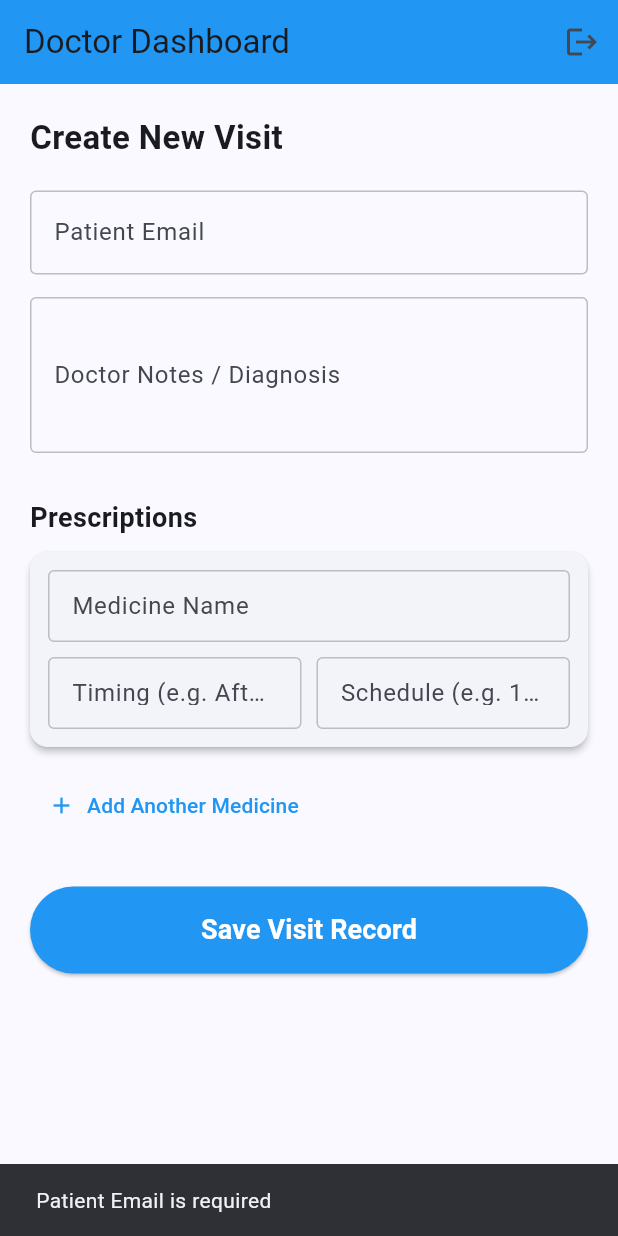
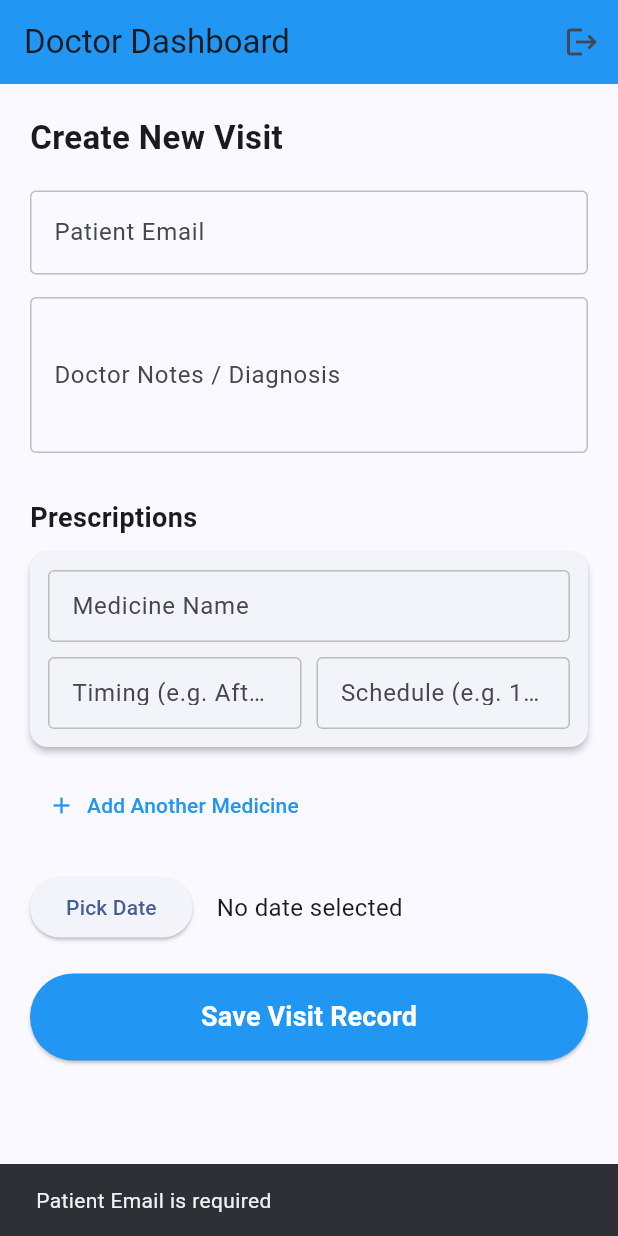
Before and after one commit to devpatel516/MediTrack, a Flutter app: the DoctorDashboard screen opened directly, after a tap on "Save Visit Record", on a phone screen of 412 x 824 dp. Run offline on Flutter 3.47's test engine with Material 3 defaults, Android fonts, the phone set to English and light mode, and no system bars; our stand-ins replace flutter_secure_storage; accounts and stored records are empty.

Commit message:
nextVisitDate bug fixed

```diff
--- a/lib/screens/doctor_dashboard.dart
+++ b/lib/screens/doctor_dashboard.dart
@@ -16,7 +16,7 @@ class _DoctorDashboardState extends State<DoctorDashboard> {
   final notesController = TextEditingController();
 
   List<Map<String, TextEditingController>> medicines = [];
-
+  DateTime? selectedDate;
   bool isSaving = false;
 
   @override
@@ -73,7 +73,8 @@ class _DoctorDashboardState extends State<DoctorDashboard> {
     Map<String, dynamic> visitData = {
       "patientEmail": patientEmailController.text.trim(),
       "notes": notesController.text.trim(),
-      "medicines": medicinesPayload
+      "medicines": medicinesPayload,
+      "nextVisitDate":selectedDate
     };
 
     try {
@@ -100,6 +101,14 @@ class _DoctorDashboardState extends State<DoctorDashboard> {
     }
 
     setState(() { isSaving = false; });
+  }
+
+  String formatDate(DateTime date) {
+    try {
+      return "${date.day}/${date.month}/${date.year}";
+    } catch (e) {
+      return "";
+    }
   }
 
   @override
@@ -201,7 +210,6 @@ class _DoctorDashboardState extends State<DoctorDashboard> {
                 );
               },
             ),
-
             // ADD MEDICINE BUTTON
             TextButton.icon(
               onPressed: addMedicine,
@@ -209,8 +217,25 @@ class _DoctorDashboardState extends State<DoctorDashboard> {
               label: const Text("Add Another Medicine", style: TextStyle(color: Colors.blue)),
             ),
 
-            const SizedBox(height: 30),
-
+            const SizedBox(height: 20),
+            Row(
+              children: [
+                ElevatedButton(onPressed: ()async{
+                  final DateTime? picked=await showDatePicker(
+                      context: context, firstDate: DateTime(2000), lastDate: DateTime(2100),initialDate: DateTime.now());
+                  if(picked!=null){
+                    setState(() {
+                      selectedDate=picked;
+                    });
+                  }
+                }, child: Text('Pick Date')),
+                SizedBox(width: 16,),
+                Text(selectedDate==null?'No date selected':formatDate(selectedDate!),
+                  style: TextStyle(fontSize: 16),
+                )
+              ],
+            ),
+            const SizedBox(height: 20),
             isSaving
                 ? const Center(child: CircularProgressIndicator())
                 : SizedBox(
```
Also changed, not shown: lib/screens/patient_dashboard.dart (+9 -2 lines).
